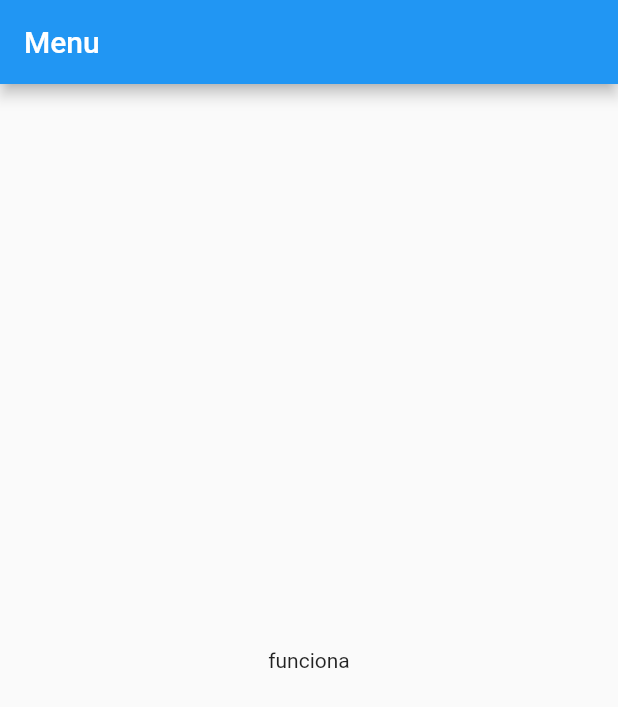
After one commit to Jaleman1005/Proyecto, a Flutter app: the screen it shows after launch, after a tap on "Ingresar como invitado", on a phone screen of 412 x 824 dp. The commit adds this screen. Shown: the top 707 px of the screen. Run offline on Flutter 3.47's test engine with Material 2 defaults, Android fonts, the light colour scheme and no system bars.

Commit message:
Create the bottom that redirect to other page

```diff
--- a/myapp/lib/main.dart
+++ b/myapp/lib/main.dart
@@ -1,4 +1,5 @@
 import 'package:flutter/material.dart';
+import 'package:startup_namer/pages/menu.dart';
 
 void main() => runApp(new MyApp());
 
@@ -32,7 +33,7 @@ class _LoginPageState extends State<LoginPage> {
   final TextEditingController _passwordFilter = new TextEditingController();
   String _email = "";
   String _password = "";
-  FormType _form = FormType.login; // our default setting is to login, and we should switch to creating an account when the user chooses to
+  FormType _form = FormType.login;   // our default setting is to login, and we should switch to creating an account when the user chooses to
 
   _LoginPageState() {
     _emailFilter.addListener(_emailListen);
@@ -125,6 +126,15 @@ class _LoginPageState extends State<LoginPage> {
               child: new Text('Login'),
               onPressed: _loginPressed,
             ),
+            new RaisedButton(
+              child: new Text('Ingresar como invitado'),
+              onPressed: () {
+                Navigator.push(
+                  context,
+                  MaterialPageRoute(builder: (context) => MenuPage()),
+                  );
+              },
+            ),
             new FlatButton(
               child: new Text('Dont have an account? Tap here to register.'),
               onPressed: _formChange,
@@ -169,5 +179,4 @@ class _LoginPageState extends State<LoginPage> {
     print("The user wants a password reset request sent to $_email");
   }
 
-
 }
--- /dev/null
+++ b/myapp/lib/pages/menu.dart
@@ -0,0 +1,21 @@
+import 'package:flutter/material.dart';
+
+
+class MenuPage extends StatelessWidget {
+  @override
+  Widget build(BuildContext context) {
+    return MaterialApp(
+      title: 'Menu',
+      home: Scaffold(
+        appBar: AppBar(
+          title: Text('Menu'),
+        ),
+        body: Center(
+          child: Container(
+            child: Text('funciona'),
+          ),
+        ),
+      ),
+    );
+  }
+}
```
Also changed, not shown: myapp/lib/pages/Categorias.dart (added, +19 -0 lines), myapp/lib/pages/status.dart (renamed from myapp/pages/status.dart).
